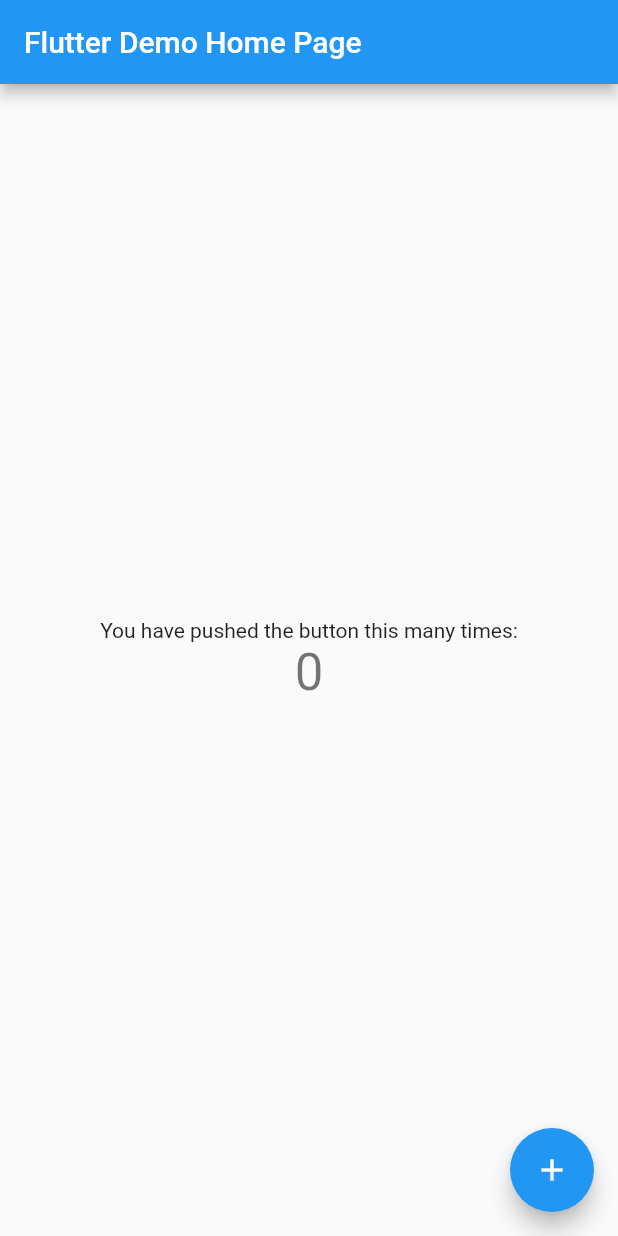
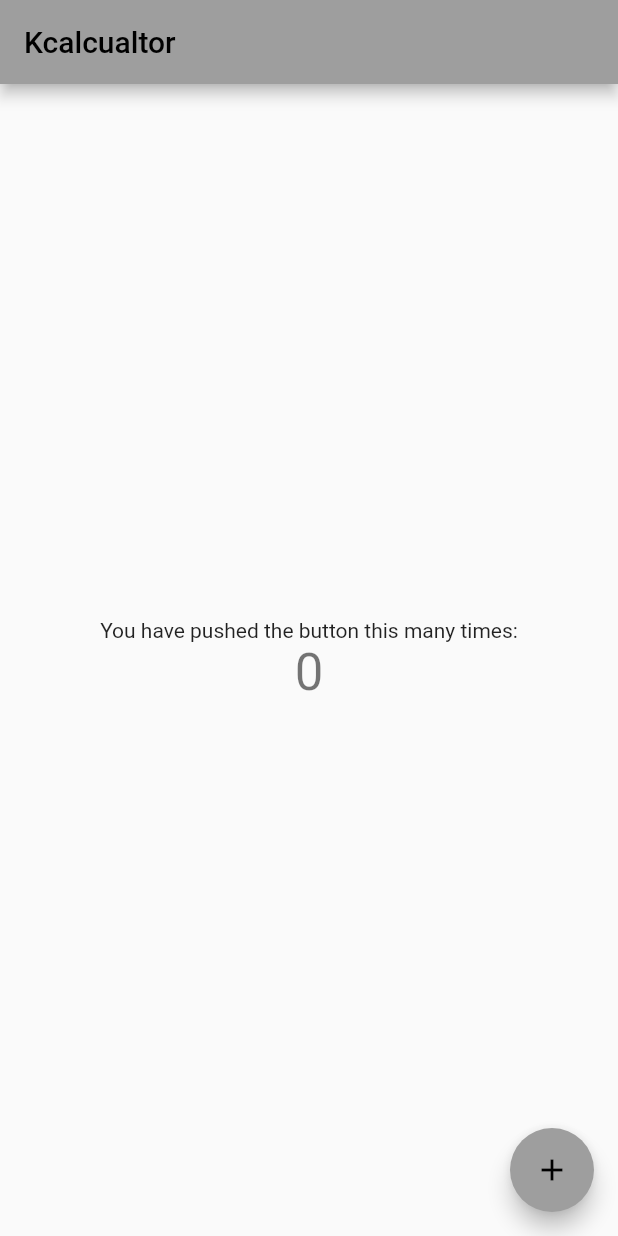
Before and after one commit to JakubSzczerba/Mobile, a Flutter app: the screen it shows after launch, on a phone screen of 412 x 824 dp. Run offline on Flutter 3.47's test engine with Material 2 defaults, Android fonts, the phone set to English and light mode, and no system bars.

Commit message:
Create first changes at layout -> nav's color and tittle

```diff
--- a/lib/main.dart
+++ b/lib/main.dart
@@ -22,9 +22,9 @@ class MyApp extends StatelessWidget {
         // or simply save your changes to "hot reload" in a Flutter IDE).
         // Notice that the counter didn't reset back to zero; the application
         // is not restarted.
-        primarySwatch: Colors.blue,
+        primarySwatch: Colors.grey,
       ),
-      home: const MyHomePage(title: 'Flutter Demo Home Page'),
+      home: const MyHomePage(title: 'Kcalcualtor'),
     );
   }
 }
```
